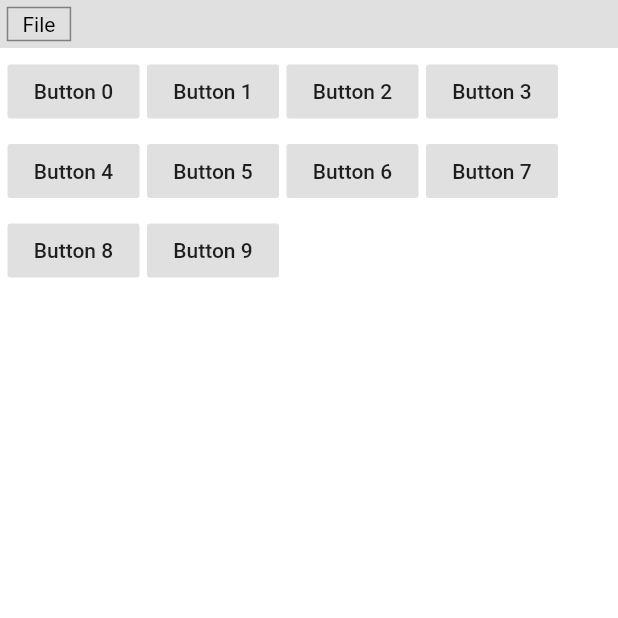
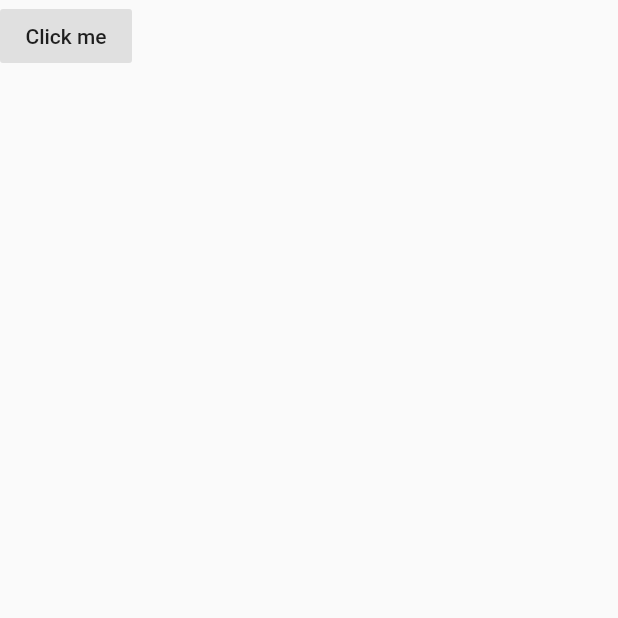
Before and after one commit to Leowbattle/hex_editor, a Flutter app: the screen it shows after launch, on a phone screen of 412 x 824 dp, the top half of it. Run offline on Flutter 3.47's test engine with Material 2 defaults, Android fonts, the light colour scheme and no system bars.

Commit message:
Custom MaterialButton style

```diff
--- a/lib/app_button.dart
+++ b/lib/app_button.dart
@@ -1,141 +1,26 @@
 import 'package:flutter/material.dart';
-import 'package:flutter/rendering.dart';
 
-class AppButton extends StatefulWidget {
-  AppButton(
-      {required this.child,
-      required this.onPressed,
-      this.padding = const EdgeInsets.symmetric(vertical: 3, horizontal: 10)});
+class AppButton extends StatelessWidget {
+  AppButton({
+    required this.onPressed,
+    this.child,
+    Color? color,
+  }) : color = color ?? Colors.grey[300];
 
-  final Widget child;
   final VoidCallback onPressed;
-  final EdgeInsetsGeometry padding;
-
-  @override
-  _AppButtonState createState() => _AppButtonState();
-}
-
-enum _ButtonState { Normal, Hover, Pressed }
-
-class _AppButtonState extends State<AppButton> {
-  _ButtonState state = _ButtonState.Normal;
-
-  void setButtonState(_ButtonState state) {
-    setState(() {
-      this.state = state;
-    });
-  }
+  final Widget? child;
+  final Color? color;
 
   @override
   Widget build(BuildContext context) {
-    return GestureDetector(
-      onTapDown: (_) {
-        setButtonState(_ButtonState.Pressed);
-      },
-      onTapUp: (_) {
-        setButtonState(_ButtonState.Hover);
-      },
-      onTapCancel: () {
-        print("cancel");
-        setButtonState(_ButtonState.Normal);
-      },
-      onTap: () {
-        widget.onPressed();
-      },
-      child: MouseRegion(
-        onEnter: (_) {
-          if (state == _ButtonState.Normal) {
-            setButtonState(_ButtonState.Hover);
-          }
-        },
-        onExit: (_) {
-          setButtonState(_ButtonState.Normal);
-        },
-        child: _AppButtonRenderObjectWidget(
-            child: widget.child, padding: widget.padding, state: state),
-      ),
+    return MaterialButton(
+      onPressed: onPressed,
+      child: child,
+      splashColor: Colors.transparent,
+      elevation: 0,
+      hoverElevation: 0,
+      highlightElevation: 0,
+      color: color,
     );
   }
 }
-
-class _AppButtonRenderObjectWidget extends SingleChildRenderObjectWidget {
-  _AppButtonRenderObjectWidget(
-      {required Widget child, required this.padding, required this.state})
-      : super(child: child);
-
-  final EdgeInsetsGeometry padding;
-  final _ButtonState state;
-
-  @override
-  RenderObject createRenderObject(BuildContext context) {
-    return _RenderAppButton(padding: padding)..state = state;
-  }
-
-  @override
-  void updateRenderObject(
-      BuildContext context, covariant _RenderAppButton renderObject) {
-    renderObject..state = state;
-  }
-}
-
-class _RenderAppButton extends RenderPadding {
-  _RenderAppButton({required EdgeInsetsGeometry padding})
-      : super(padding: padding);
-
-  _ButtonState _state = _ButtonState.Normal;
-  _ButtonState get state => _state;
-  set state(_ButtonState value) {
-    if (_state != value) {
-      markNeedsPaint();
-      _state = value;
-    }
-  }
-
-  final Paint buttonPaint = Paint()..color = Color(0xffe0e0e0);
-  final Paint hoverPaint = Paint()..color = Color(0xffcccccc);
-  final Paint pressedPaint = Paint()..color = Color(0xff999999);
-
-  final Paint outlinePaint = Paint()
-    ..style = PaintingStyle.stroke
-    ..strokeWidth = 1
-    ..color = Color(0xff808080);
-
-  @override
-  void paint(PaintingContext context, Offset offset) {
-    final canvas = context.canvas;
-
-    canvas.save();
-    canvas.translate(offset.dx, offset.dy);
-
-    // Button rectangle
-    final rect = Rect.fromLTRB(
-      0,
-      0,
-      size.width,
-      size.height,
-    );
-
-    // Draw button
-    Paint paint;
-    switch (state) {
-      case _ButtonState.Normal:
-        paint = buttonPaint;
-        break;
-      case _ButtonState.Hover:
-        paint = hoverPaint;
-        break;
-      case _ButtonState.Pressed:
-        paint = pressedPaint;
-        break;
-    }
-    canvas.drawRect(rect, paint);
-
-    // Draw outline
-    canvas.drawRect(rect, outlinePaint);
-
-    // Draw child
-    super.paint(context, Offset.zero);
-
-    canvas.restore();
-  }
-}
--- a/lib/app_menu.dart
+++ /dev/null
@@ -1,40 +0,0 @@
-import 'package:flutter/material.dart';
-
-class AppMenu extends StatefulWidget {
-  AppMenu({required this.items});
-
-  final List<AppMenuItem> items;
-
-  @override
-  _AppMenuState createState() => _AppMenuState();
-}
-
-class _AppMenuState extends State<AppMenu> {
-  @override
-  Widget build(BuildContext context) {
-    return Container(
-      color: Color(0xffe0e0e0),
-      child: Wrap(
-        alignment: WrapAlignment.start,
-        children: [
-          for (var item in widget.items)
-            Padding(
-              padding: EdgeInsets.all(5),
-              child: item,
-            )
-        ],
-      ),
-    );
-  }
-}
-
-class AppMenuItem extends StatelessWidget {
-  AppMenuItem({required this.label});
-
-  final Widget label;
-
-  @override
-  Widget build(BuildContext context) {
-    return label;
-  }
-}
--- a/lib/main.dart
+++ b/lib/main.dart
@@ -1,6 +1,7 @@
+import 'package:flutter/cupertino.dart';
+import 'package:flutter/gestures.dart';
 import 'package:flutter/material.dart';
-import 'app_button.dart';
-import 'app_menu.dart';
+import 'package:hex_editor/app_button.dart';
 
 void main() {
   runApp(HexEditorApp());
@@ -9,59 +10,65 @@ void main() {
 class HexEditorApp extends StatelessWidget {
   @override
   Widget build(BuildContext context) {
-    return WidgetsApp(
-      color: Colors.white,
-      textStyle: TextStyle(color: Colors.black),
-      builder: (BuildContext bc, __) {
-        return Container(
-          color: Colors.white,
-          child: Column(
-            crossAxisAlignment: CrossAxisAlignment.stretch,
-            children: [
-              AppMenu(
-                items: [
-                  AppMenuItem(
-                      label: AppButton(
-                    child: Text("File"),
-                    onPressed: () {},
-                  )),
-                ],
-              ),
-              Expanded(
-                child: Padding(
-                  padding: EdgeInsets.all(5),
-                  child: Wrap(
-                    alignment: WrapAlignment.start,
-                    spacing: 5,
-                    runSpacing: 5,
-                    children: [
-                      for (int i = 0; i < 10; i++)
-                        MaterialButton(
-                          child: Text("Button $i"),
-                          onPressed: () {
-                            print("Button $i was pressed");
-                          },
-                          elevation: 0,
-                          hoverElevation: 0,
-                          highlightElevation: 0,
-                          splashColor: Colors.transparent,
-                          color: Color(0xffe0e0e0),
-                        )
-                      // AppButton(
-                      //   child: Text("Button $i"),
-                      //   onPressed: () {
-                      //     print("Button $i was pressed");
-                      //   },
-                      // )
-                    ],
-                  ),
-                ),
-              )
-            ],
-          ),
-        );
-      },
+    return MaterialApp(
+      theme: Theme.of(context).copyWith(),
+      home: Scaffold(
+        body: Component(),
+      ),
       debugShowCheckedModeBanner: false,
     );
   }
 }
+
+class Component extends StatelessWidget {
+  @override
+  Widget build(BuildContext context) {
+    return AppButton(
+      child: Text("Click me"),
+      onPressed: () async {
+        showMenu<Object>(
+          context: context,
+          position: RelativeRect.fromLTRB(0, 0, 100, 100),
+          items: [
+            PopupMenuItem(
+              child: Text("Item"),
+              height: 0,
+            ),
+            PopupMenuItem(
+              child: PopupMenuButton(
+                child: Text("Click me"),
+                itemBuilder: (_) {
+                  return [
+                    PopupMenuItem(
+                      child: Text("Item"),
+                      height: 0,
+                    )
+                  ];
+                },
+              ),
+              height: 0,
+            ),
+          ],
+        );
+        // showDialog(
+        //   context: context,
+        //   builder: (_) => AlertDialog(
+        //     title: Row(
+        //       children: [Icon(Icons.warning), Text(" Avast!")],
+        //     ),
+        //     actions: [
+        //       AppButton(
+        //         child: Text("Yes"),
+        //         onPressed: () {},
+        //       ),
+        //       AppButton(
+        //         child: Text("No"),
+        //         onPressed: () {},
+        //       )
+        //     ],
+        //   ),
+        // );
+      },
+    );
+  }
+}
```
